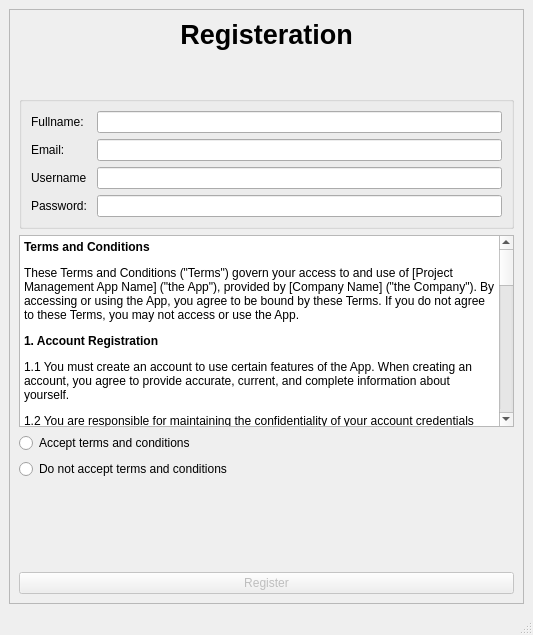
First picture: the form in ui/registerWindow.ui, repository yasar12123/Soft27101-PMS, before the edit.
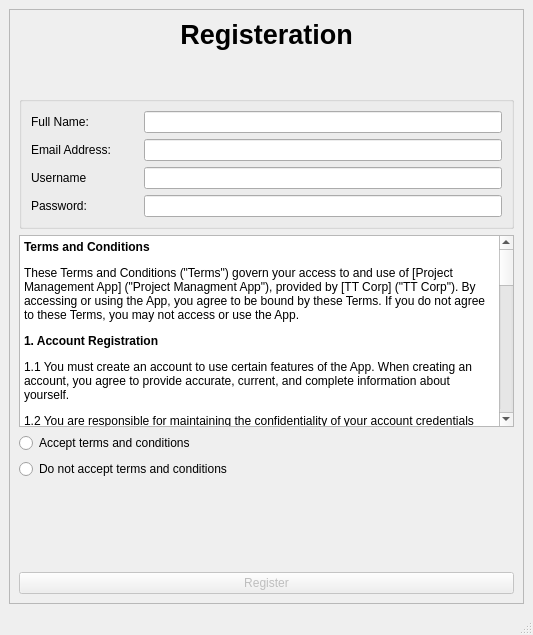
Second picture: the form after the edit.

Commit message: amended register gui to reword term and conds

```diff
--- a/ui/registerWindow.ui
+++ b/ui/registerWindow.ui
@@ -40,7 +40,7 @@
           <item row="0" column="0">
            <widget class="QLabel" name="label">
             <property name="text">
-             <string>Fullname:  </string>
+             <string>Full Name:  </string>
             </property>
            </widget>
           </item>
@@ -50,7 +50,7 @@
           <item row="1" column="0">
            <widget class="QLabel" name="label_3">
             <property name="text">
-             <string>Email:        </string>
+             <string>Email Address:        </string>
             </property>
            </widget>
           </item>
@@ -91,7 +91,7 @@
 li.checked::marker { content: &quot;\2612&quot;; }
 &lt;/style&gt;&lt;/head&gt;&lt;body style=&quot; font-family:'Segoe UI'; font-size:9pt; font-weight:400; font-style:normal;&quot;&gt;
 &lt;p style=&quot; margin-top:12px; margin-bottom:12px; margin-left:0px; margin-right:0px; -qt-block-indent:0; text-indent:0px;&quot;&gt;&lt;span style=&quot; font-weight:700;&quot;&gt;Terms and Conditions&lt;/span&gt;&lt;/p&gt;
-&lt;p style=&quot; margin-top:12px; margin-bottom:12px; margin-left:0px; margin-right:0px; -qt-block-indent:0; text-indent:0px;&quot;&gt;These Terms and Conditions (&amp;quot;Terms&amp;quot;) govern your access to and use of [Project Management App Name] (&amp;quot;the App&amp;quot;), provided by [Company Name] (&amp;quot;the Company&amp;quot;). By accessing or using the App, you agree to be bound by these Terms. If you do not agree to these Terms, you may not access or use the App.&lt;/p&gt;
+&lt;p style=&quot; margin-top:12px; margin-bottom:12px; margin-left:0px; margin-right:0px; -qt-block-indent:0; text-indent:0px;&quot;&gt;These Terms and Conditions (&amp;quot;Terms&amp;quot;) govern your access to and use of [Project Management App] (&amp;quot;Project Managment App&amp;quot;), provided by [TT Corp] (&amp;quot;TT Corp&amp;quot;). By accessing or using the App, you agree to be bound by these Terms. If you do not agree to these Terms, you may not access or use the App.&lt;/p&gt;
 &lt;p style=&quot; margin-top:12px; margin-bottom:12px; margin-left:0px; margin-right:0px; -qt-block-indent:0; text-indent:0px;&quot;&gt;&lt;span style=&quot; font-weight:700;&quot;&gt;1. Account Registration&lt;/span&gt;&lt;/p&gt;
 &lt;p style=&quot; margin-top:12px; margin-bottom:12px; margin-left:0px; margin-right:0px; -qt-block-indent:0; text-indent:0px;&quot;&gt;1.1 You must create an account to use certain features of the App. When creating an account, you agree to provide accurate, current, and complete information about yourself.&lt;/p&gt;
 &lt;p style=&quot; margin-top:12px; margin-bottom:12px; margin-left:0px; margin-right:0px; -qt-block-indent:0; text-indent:0px;&quot;&gt;1.2 You are responsible for maintaining the confidentiality of your account credentials and for all activities that occur under your account.&lt;/p&gt;
@@ -112,9 +112,9 @@
 &lt;p style=&quot; margin-top:12px; margin-bottom:12px; margin-left:0px; margin-right:0px; -qt-block-indent:0; text-indent:0px;&quot;&gt;&lt;span style=&quot; font-weight:700;&quot;&gt;6. Changes to Terms&lt;/span&gt;&lt;/p&gt;
 &lt;p style=&quot; margin-top:12px; margin-bottom:12px; margin-left:0px; margin-right:0px; -qt-block-indent:0; text-indent:0px;&quot;&gt;6.1 The Company reserves the right to modify or revise these Terms at any time. Your continued use of the App following the posting of any changes to these Terms constitutes acceptance of those changes.&lt;/p&gt;
 &lt;p style=&quot; margin-top:12px; margin-bottom:12px; margin-left:0px; margin-right:0px; -qt-block-indent:0; text-indent:0px;&quot;&gt;&lt;span style=&quot; font-weight:700;&quot;&gt;7. Governing Law&lt;/span&gt;&lt;/p&gt;
-&lt;p style=&quot; margin-top:12px; margin-bottom:12px; margin-left:0px; margin-right:0px; -qt-block-indent:0; text-indent:0px;&quot;&gt;7.1 These Terms shall be governed by and construed in accordance with the laws of [Jurisdiction], without regard to its conflict of law provisions.&lt;/p&gt;
+&lt;p style=&quot; margin-top:12px; margin-bottom:12px; margin-left:0px; margin-right:0px; -qt-block-indent:0; text-indent:0px;&quot;&gt;7.1 These Terms shall be governed by and construed in accordance with the laws of [United Kingdom], without regard to its conflict of law provisions.&lt;/p&gt;
 &lt;p style=&quot; margin-top:12px; margin-bottom:12px; margin-left:0px; margin-right:0px; -qt-block-indent:0; text-indent:0px;&quot;&gt;&lt;span style=&quot; font-weight:700;&quot;&gt;8. Contact Us&lt;/span&gt;&lt;/p&gt;
-&lt;p style=&quot; margin-top:12px; margin-bottom:12px; margin-left:0px; margin-right:0px; -qt-block-indent:0; text-indent:0px;&quot;&gt;8.1 If you have any questions about these Terms, please contact us at [Contact Email].&lt;/p&gt;&lt;/body&gt;&lt;/html&gt;</string>
+&lt;p style=&quot; margin-top:12px; margin-bottom:12px; margin-left:0px; margin-right:0px; -qt-block-indent:0; text-indent:0px;&quot;&gt;8.1 If you have any questions about these Terms, please contact us.&lt;/p&gt;&lt;/body&gt;&lt;/html&gt;</string>
          </property>
         </widget>
        </item>
```
The commit also changes 24 other files.
